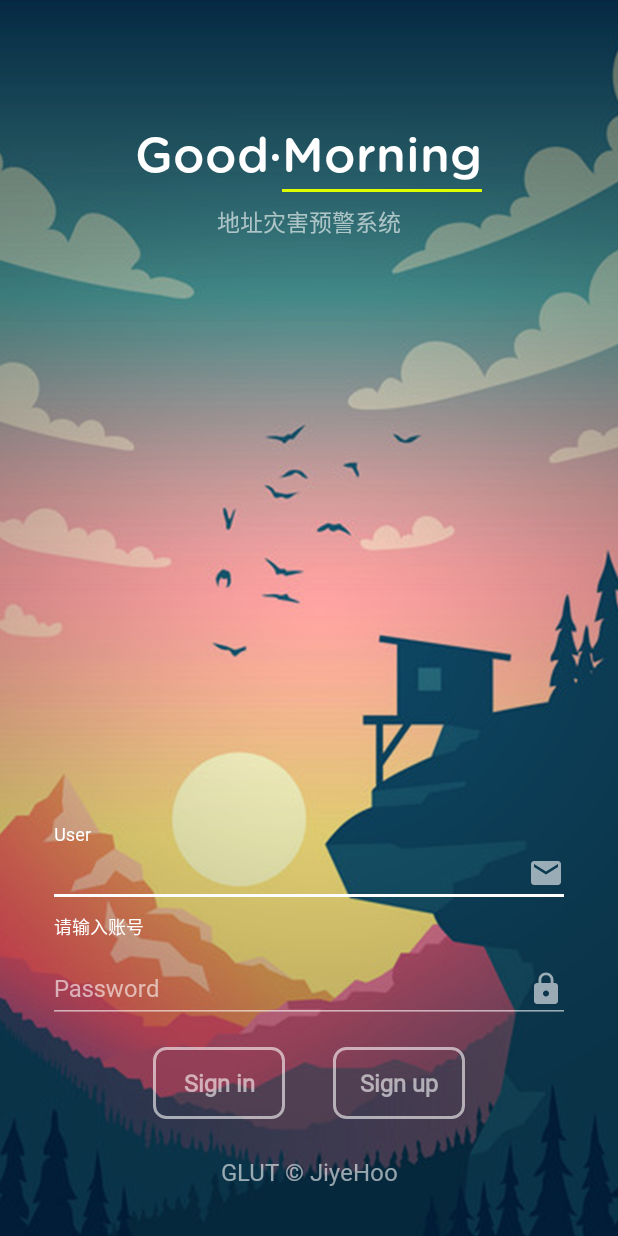
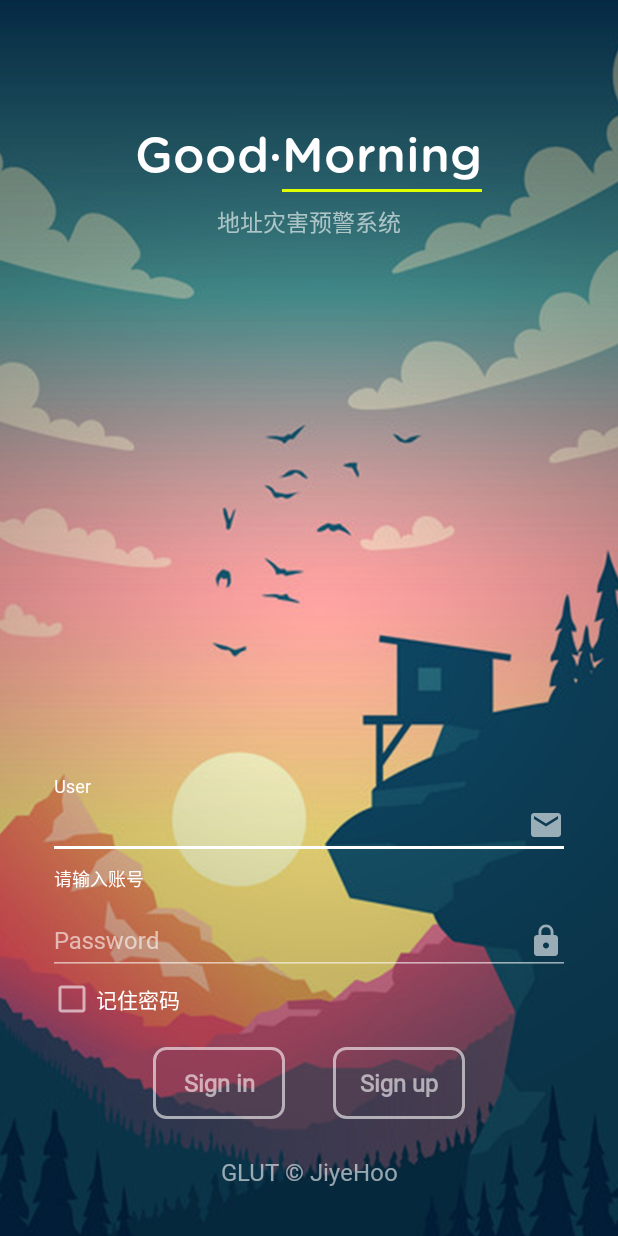
Before and after one commit to JiyeHoo/Earthquake-Warning, an Android app: the LoginActivity screen opened directly, with no data from a screen before it, after a tap on "Sign in", on a phone screen of 412 x 824 dp. Run offline under Robolectric (Android 15) with nearby library versions, the phone set to English and light mode, and no system bars; libraries missing offline, so code that uses them is left out: com.github.ybq.android, com.tuya.smart; plain views replace SpinKitView; 1 statement that could not run was skipped.

Commit message:
实现了记住密码

```diff
--- a/app/src/main/java/com/jiyehoo/informationentry/LoginActivity.java
+++ b/app/src/main/java/com/jiyehoo/informationentry/LoginActivity.java
@@ -2,9 +2,11 @@ package com.jiyehoo.informationentry;
 
 import android.annotation.SuppressLint;
 import android.content.Intent;
+import android.content.SharedPreferences;
 import android.content.res.ColorStateList;
 import android.net.Uri;
 import android.os.Bundle;
+import android.preference.PreferenceManager;
 import android.text.TextUtils;
 import android.transition.Fade;
 import android.transition.Slide;
@@ -13,6 +15,7 @@ import android.view.View;
 import android.view.Window;
 import android.view.WindowManager;
 import android.widget.Button;
+import android.widget.CheckBox;
 import android.widget.EditText;
 import android.widget.ImageView;
 import android.widget.TextView;
@@ -27,6 +30,7 @@ import com.jiyehoo.informationentry.util.OnSwipeTouchListener;
 import com.jiyehoo.informationentry.view.ILoginView;
 
 import java.util.Calendar;
+import java.util.Objects;
 import java.util.Timer;
 import java.util.TimerTask;
 
@@ -38,10 +42,12 @@ public class LoginActivity extends BaseActivity implements ILoginView {
     private TextView textView, mTvComp;
     private Button mBtnSignIn, mBtnSignUp;
     private EditText mEtUser, mEtPwd;
+    private CheckBox mCbRememberPwd;
     private int count = 0;
     private SpinKitView spinKitView;
 
     private LoginPresenter presenter;
+    private SharedPreferences preferences;
 
     @Override
     protected void onCreate(Bundle savedInstanceState) {
@@ -55,6 +61,8 @@ public class LoginActivity extends BaseActivity implements ILoginView {
         bindView();
         // P 的实现
         presenter = new LoginPresenter(this);
+        // 本地储存
+        initPref();
         // 按钮
         btnClick();
         // 时间背景
@@ -88,6 +96,7 @@ public class LoginActivity extends BaseActivity implements ILoginView {
         mBtnSignIn = findViewById(R.id.btn_sign_in);
         mBtnSignUp = findViewById(R.id.btn_sign_up);
         mTvComp = findViewById(R.id.tv_comp);
+        mCbRememberPwd = findViewById(R.id.cb_login_remember_pwd);
 
         // 设置错误颜色
         mTilPwd.setErrorTextColor(ColorStateList.valueOf(getColor(R.color.white)));
@@ -106,9 +115,8 @@ public class LoginActivity extends BaseActivity implements ILoginView {
 
         });
 
-        mBtnSignUp.setOnClickListener(v -> {
-            gotoSignInActivity();
-        });
+        mBtnSignUp.setOnClickListener(v ->
+                gotoSignInActivity());
 
         mTvComp.setOnClickListener(v -> {
             final Uri uri = Uri.parse("http://blog.jiyehoo.com:81/");
@@ -206,6 +214,24 @@ public class LoginActivity extends BaseActivity implements ILoginView {
     }
 
     @Override
+    public boolean isRemember() {
+        return false;
+    }
+
+    @Override
+    public void rememberPwd() {
+        SharedPreferences.Editor prefEdit = preferences.edit();
+        if (mCbRememberPwd.isChecked()) {
+            prefEdit.putBoolean("haveRemember", true);
+            prefEdit.putString("userName", getUserName());
+            prefEdit.putString("pwd", getPwd());
+        } else {
+            prefEdit.clear();
+        }
+        prefEdit.apply();
+    }
+
+    @Override
     public void gotoMainActivity() {
         Intent intent = new Intent(LoginActivity.this, MainActivity.class);
         startActivity(intent);
@@ -255,8 +281,21 @@ public class LoginActivity extends BaseActivity implements ILoginView {
 
     private void showError(TextInputLayout textInputLayout, String error){
         textInputLayout.setError(error);
-        textInputLayout.getEditText().setFocusable(true);
+        Objects.requireNonNull(textInputLayout.getEditText()).setFocusable(true);
         textInputLayout.getEditText().setFocusableInTouchMode(true);
         textInputLayout.getEditText().requestFocus();
     }
+
+    /**
+     * 初始化本地储存
+     */
+    private void initPref() {
+        preferences = PreferenceManager.getDefaultSharedPreferences(this);
+        boolean haveRemember = preferences.getBoolean("haveRemember", false);
+        if (haveRemember) {
+            mEtUser.setText(preferences.getString("userName", ""));
+            mEtPwd.setText(preferences.getString("pwd", ""));
+            mCbRememberPwd.setChecked(true);
+        }
+    }
 }
--- a/app/src/main/java/com/jiyehoo/informationentry/presenter/LoginPresenter.java
+++ b/app/src/main/java/com/jiyehoo/informationentry/presenter/LoginPresenter.java
@@ -32,7 +32,7 @@ public class LoginPresenter {
             @Override
             public void onSuccess(User user) {
                 Log.d(TAG, "登录成功");
-                // todo sp本地记住密码
+                view.rememberPwd();
                 view.disShowLoading();
                 view.showToast("登录成功");
                 view.gotoMainActivity();
--- a/app/src/main/java/com/jiyehoo/informationentry/view/ILoginView.java
+++ b/app/src/main/java/com/jiyehoo/informationentry/view/ILoginView.java
@@ -9,6 +9,10 @@ public interface ILoginView {
     // 按钮禁用
     void ableBtn();
     void disableBtn();
+    // 是否记住密码
+    boolean isRemember();
+    // 存储账号密码
+    void rememberPwd();
 
     void gotoMainActivity();
     void gotoSignInActivity();
--- a/app/src/main/res/layout/activity_login.xml
+++ b/app/src/main/res/layout/activity_login.xml
@@ -144,6 +144,13 @@
                 android:textSize="16sp" />
         </com.google.android.material.textfield.TextInputLayout>
 
+        <CheckBox
+            android:id="@+id/cb_login_remember_pwd"
+            android:layout_width="wrap_content"
+            android:layout_height="wrap_content"
+            android:text="@string/cb_remember_pwd"
+            android:textColor="@color/white"
+            android:buttonTint="#96ffffff"/>
 
         <LinearLayout
             android:layout_width="match_parent"
--- a/app/src/main/res/values/strings.xml
+++ b/app/src/main/res/values/strings.xml
@@ -12,5 +12,6 @@
     <string name="tv_login_title_right_morning"> Morning</string>
     <string name="tv_login_title_right_night"> Night</string>
     <string name="tv_sign_up_title">Disaster warn</string>
+    <string name="cb_remember_pwd">记住密码</string>
 
 </resources>
```
